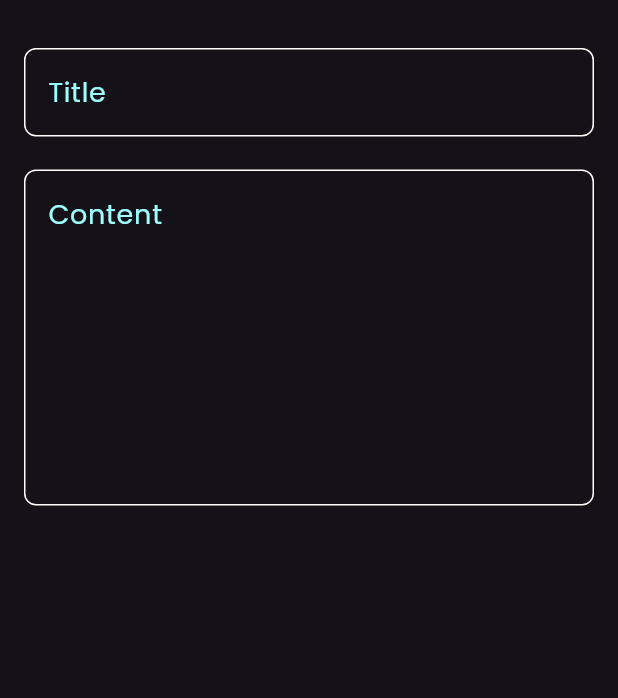
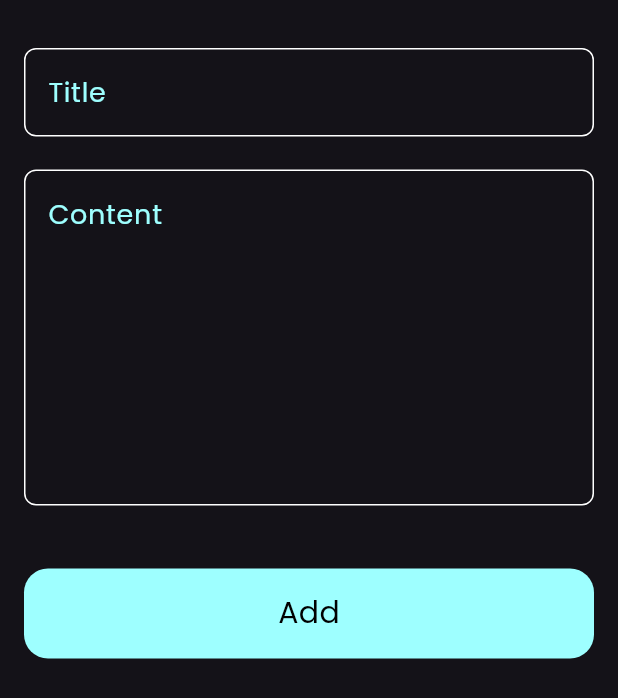
Before and after one commit to raneem-fayez/notes_app, a Flutter app: the AddNoteButtonSheet widget shown alone on an empty page, opened directly, on a phone screen of 412 x 824 dp. Shown: the top 698 px of the screen. Run offline on Flutter 3.47's test engine with Material 3 defaults, Android fonts, the phone set to English and light mode, and no system bars; our stand-ins replace font_awesome_flutter.

Commit message:
finish notes bottom sheet

```diff
--- a/lib/widgets/add_note_button_sheet.dart
+++ b/lib/widgets/add_note_button_sheet.dart
@@ -1,4 +1,5 @@
 import 'package:flutter/material.dart';
+import 'package:notes_app/widgets/custom_button.dart';
 import 'package:notes_app/widgets/custom_text_field.dart';
 
 class AddNoteButtonSheet extends StatelessWidget {
@@ -8,6 +9,7 @@ class AddNoteButtonSheet extends StatelessWidget {
   Widget build(BuildContext context) {
     return const Padding(
       padding: EdgeInsets.symmetric(horizontal: 16),
+      child: SingleChildScrollView(
         child: Column(
           children: [
             SizedBox(
@@ -23,7 +25,15 @@ class AddNoteButtonSheet extends StatelessWidget {
               hinyText: 'Content',
               maxLines: 8,
             ),
+            SizedBox(
+              height: 42,
+            ),
+            CustomButton(),
+            SizedBox(
+              height: 22,
+            ),
           ],
+        ),
       ),
     );
   }
--- /dev/null
+++ b/lib/widgets/custom_button.dart
@@ -0,0 +1,22 @@
+import 'package:flutter/material.dart';
+import 'package:notes_app/constants.dart';
+
+class CustomButton extends StatelessWidget {
+  const CustomButton({super.key});
+
+  @override
+  Widget build(BuildContext context) {
+    return Container(
+      width: MediaQuery.of(context).size.width,
+      height: 60,
+      decoration: BoxDecoration(
+          color: kPrimaryColor, borderRadius: BorderRadius.circular(16)),
+      child: const Center(
+        child: Text(
+          'Add',
+          style: TextStyle(color: Colors.black, fontSize: 20),
+        ),
+      ),
+    );
+  }
+}
```
Lines whose indentation alone changed are shown as unchanged.
